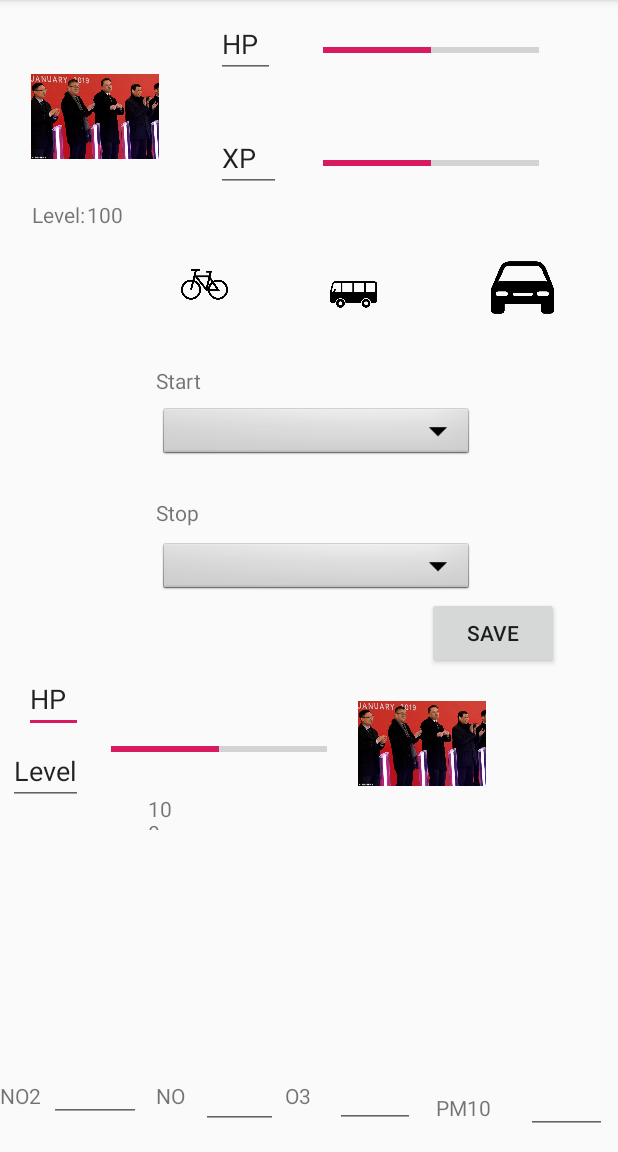
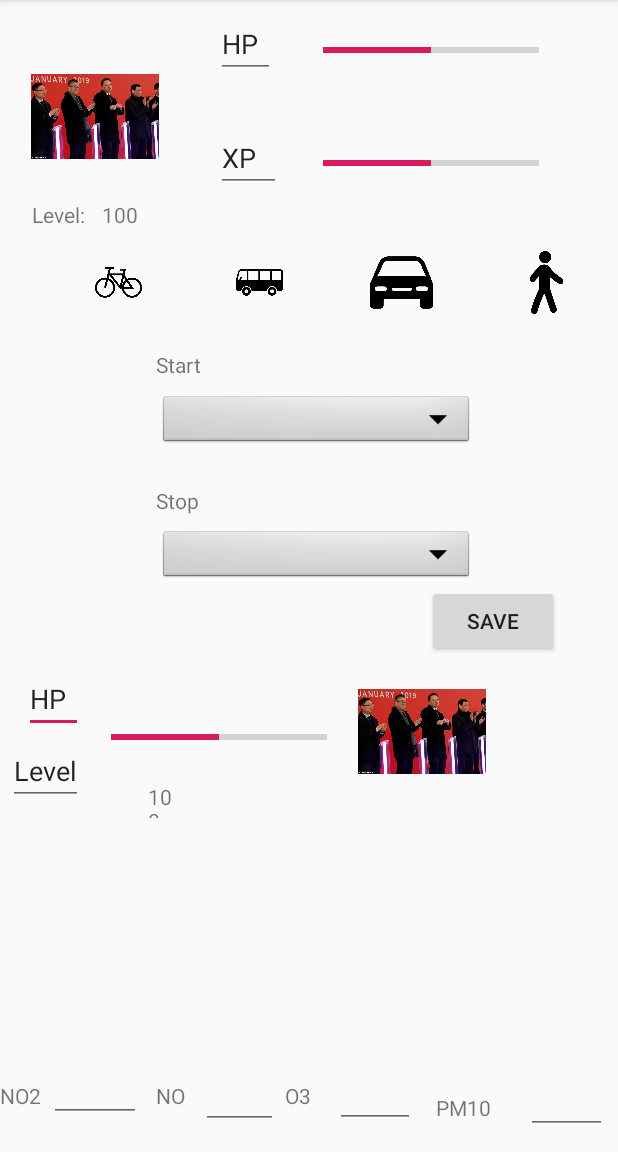
Before and after one commit to tatoalo/USI_Hackaton_2019, an Android app: the screen it shows after launch (MainActivity), after a tap on an icon or button, on a phone screen of 412 x 824 dp, the part 84-1236 px from its top. Run offline under Robolectric (Android 15) with nearby library versions, the phone set to English and light mode, and no system bars; our stand-ins replace Picasso, Volley; network calls fail; pictures from the network do not load; 1 other tap on this screen came first.

Commit message:
Added walk button

```diff
--- a/frontend/USIHackaton2019/app/src/main/java/com/tatoalo/usihackaton2019/MainActivity.java
+++ b/frontend/USIHackaton2019/app/src/main/java/com/tatoalo/usihackaton2019/MainActivity.java
@@ -40,7 +40,7 @@ public class MainActivity extends AppCompatActivity {//implements View.OnClickLi
     EditText hp, xp;
     TextView levelValue;
     ProgressBar hpValue, xpValue,hpValueMonster;
-    ImageButton dataBike, dataBus, dataCar;
+    ImageButton dataBike, dataBus, dataCar, dataWalk;
     ImageView playerImage, monsterImage;
     Spinner startData, stopData;
     static RequestQueue requestQueue;
@@ -89,6 +89,8 @@ public class MainActivity extends AppCompatActivity {//implements View.OnClickLi
         dataBus.setImageResource(R.drawable.bus);
         dataCar = (ImageButton) findViewById(R.id.dataTypeCar);
         dataCar.setImageResource(R.drawable.car);
+        dataWalk = (ImageButton) findViewById(R.id.dataTypeWalk);
+        dataWalk.setImageResource(R.drawable.walk);
 
         playerImage = (ImageView) findViewById(R.id.playerImg);
         monsterImage = (ImageView) findViewById(R.id.monsterImage);
@@ -140,6 +142,20 @@ public class MainActivity extends AppCompatActivity {//implements View.OnClickLi
                 dataTypeChoosen = "car";
                 dataCar.setBackgroundDrawable(dataCar.getBackground());
                 dataCar.setBackgroundResource(R.drawable.btn_border);
+                startData = findViewById(R.id.dataStart);
+                stopData = findViewById(R.id.dataStop);
+
+                startData.setAdapter(bikeAdapter);
+                stopData.setAdapter(bikeAdapter);
+
+            }
+        });
+
+        dataWalk.setOnClickListener(new Button.OnClickListener() {
+            public void onClick(View v) {
+                dataTypeChoosen = "walk";
+                dataWalk.setBackgroundDrawable(dataCar.getBackground());
+                dataWalk.setBackgroundResource(R.drawable.btn_border);
                 startData = findViewById(R.id.dataStart);
                 stopData = findViewById(R.id.dataStop);
 
--- a/frontend/USIHackaton2019/app/src/main/res/layout/activity_main.xml
+++ b/frontend/USIHackaton2019/app/src/main/res/layout/activity_main.xml
@@ -7,16 +7,27 @@
     android:layout_height="match_parent">
 
     <ImageButton
-        android:id="@+id/dataTypeCar"
+        android:id="@+id/dataTypeWalk"
         android:layout_width="94dp"
         android:layout_height="51dp"
-        android:layout_marginStart="9dp"
-        android:layout_marginTop="39dp"
-        android:layout_marginEnd="21dp"
+        android:layout_marginTop="36dp"
         android:adjustViewBounds="true"
         android:backgroundTint="#00FFFFFF"
         android:scaleType="centerInside"
         app:layout_constraintEnd_toEndOf="parent"
+        app:layout_constraintStart_toEndOf="@+id/dataTypeCar"
+        app:layout_constraintTop_toBottomOf="@+id/xpValue" />
+
+    <ImageButton
+        android:id="@+id/dataTypeCar"
+        android:layout_width="94dp"
+        android:layout_height="51dp"
+        android:layout_marginTop="36dp"
+        android:layout_marginEnd="1dp"
+        android:adjustViewBounds="true"
+        android:backgroundTint="#00FFFFFF"
+        android:scaleType="centerInside"
+        app:layout_constraintEnd_toStartOf="@+id/dataTypeWalk"
         app:layout_constraintStart_toEndOf="@+id/dataTypeBus"
         app:layout_constraintTop_toBottomOf="@+id/xpValue" />
 
@@ -24,13 +35,10 @@
         android:id="@+id/dataTypeBus"
         android:layout_width="94dp"
         android:layout_height="51dp"
-        android:layout_marginStart="10dp"
-        android:layout_marginTop="44dp"
-        android:layout_marginEnd="9dp"
+        android:layout_marginTop="36dp"
         android:adjustViewBounds="true"
         android:backgroundTint="#00FFFFFF"
         android:scaleType="centerInside"
-        app:layout_constraintEnd_toStartOf="@+id/dataTypeCar"
         app:layout_constraintStart_toEndOf="@+id/dataTypeBike"
         app:layout_constraintTop_toBottomOf="@+id/xpValue" />
 
@@ -38,13 +46,14 @@
         android:id="@+id/dataTypeBike"
         android:layout_width="94dp"
         android:layout_height="51dp"
-        android:layout_marginStart="89dp"
-        android:layout_marginTop="36dp"
+        android:layout_marginStart="32dp"
+        android:layout_marginTop="10dp"
         android:adjustViewBounds="true"
         android:backgroundTint="#00FFFFFF"
         android:scaleType="centerInside"
+        app:layout_constraintEnd_toStartOf="@+id/dataTypeBus"
         app:layout_constraintStart_toStartOf="parent"
-        app:layout_constraintTop_toBottomOf="@+id/xp"
+        app:layout_constraintTop_toBottomOf="@+id/levelLabel"
         tools:srcCompat="@drawable/bike" />
 
     <ImageView
@@ -192,16 +201,13 @@
         android:layout_width="wrap_content"
         android:layout_height="wrap_content"
         android:layout_marginStart="104dp"
-        android:layout_marginTop="40dp"
         android:layout_marginEnd="277dp"
         android:layout_marginBottom="9dp"
         android:text="Start"
         app:layout_constraintBottom_toTopOf="@+id/dataStart"
         app:layout_constraintEnd_toEndOf="parent"
         app:layout_constraintHorizontal_bias="0.0"
-        app:layout_constraintStart_toStartOf="parent"
-        app:layout_constraintTop_toBottomOf="@+id/dataTypeBike"
-        app:layout_constraintVertical_bias="0.818" />
+        app:layout_constraintStart_toStartOf="parent" />
 
     <Spinner
         android:id="@+id/dataStart"
@@ -352,9 +358,7 @@
         android:layout_height="wrap_content"
         android:layout_marginStart="11dp"
         android:layout_marginTop="6dp"
-        android:layout_marginEnd="117dp"
         android:text="100"
-        app:layout_constraintEnd_toStartOf="@+id/dataTypeBus"
         app:layout_constraintStart_toEndOf="@+id/levelLabel"
         app:layout_constraintTop_toBottomOf="@+id/playerImg" />
 
```
Also changed, not shown: frontend/USIHackaton2019/app/src/main/res/drawable-v24/walk.png (added).
